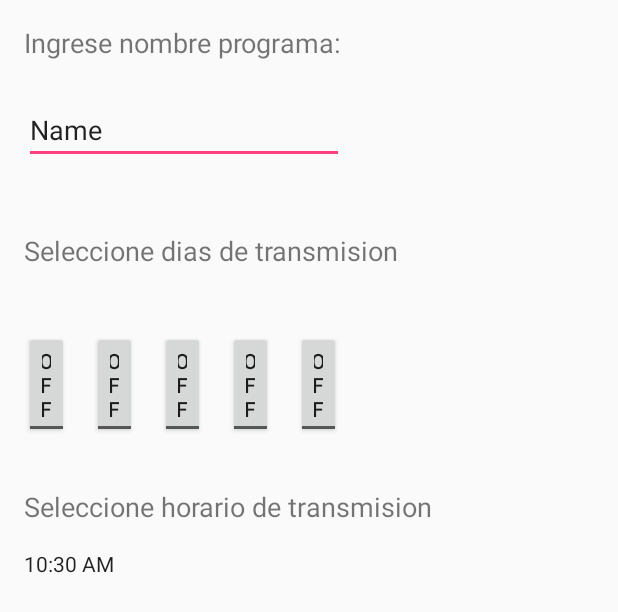
After one commit to dariojolo/ProgramasPartidarios, an Android app: the layout layout_nuevo_programa.xml on its own in the app's theme, with its tools: preview values and no code run, on a phone screen of 412 x 824 dp. The commit adds this screen. Shown: the top 612 px of the screen. Run offline under Robolectric (Android 15) with nearby library versions, the phone set to English and light mode, and no system bars.

Commit message:
Agregrado el alert dialog para agregar programa (falta terminar esa pantalla)

```diff
--- a/app/src/main/java/android/dariojolo/com/ar/programaspartidarios/activities/MainActivity.java
+++ b/app/src/main/java/android/dariojolo/com/ar/programaspartidarios/activities/MainActivity.java
@@ -1,15 +1,21 @@
 package android.dariojolo.com.ar.programaspartidarios.activities;
 
+import android.content.DialogInterface;
 import android.dariojolo.com.ar.programaspartidarios.R;
 import android.dariojolo.com.ar.programaspartidarios.adapters.MyAdapter;
 import android.dariojolo.com.ar.programaspartidarios.models.Programa;
 import android.os.Bundle;
+import android.support.v7.app.AlertDialog;
 import android.support.v7.app.AppCompatActivity;
 import android.support.v7.widget.DefaultItemAnimator;
 import android.support.v7.widget.LinearLayoutManager;
 import android.support.v7.widget.RecyclerView;
+import android.view.LayoutInflater;
 import android.view.Menu;
 import android.view.MenuItem;
+import android.view.View;
+import android.widget.EditText;
+import android.widget.Toast;
 
 import java.util.ArrayList;
 import java.util.List;
@@ -73,12 +79,46 @@ public class MainActivity extends AppCompatActivity {
         }};
     }
     private void addPrograma(int position){
-        programas.add(position, new Programa("Pelicula: " + ++contador, R.drawable.programanuevo));
-        adapter.notifyItemInserted(position);
-        layoutManager.scrollToPosition(0);
+      //  programas.add(position, new Programa("Pelicula: " + ++contador, R.drawable.programanuevo));
+      //  adapter.notifyItemInserted(position);
+      //  layoutManager.scrollToPosition(0);
+        showAlertParaNuevoPrograma("Nuevo programa partidario", "Ingrese nombre del programa");
+
     }
     private void deletePrograma(int position){
         programas.remove(position);
         adapter.notifyItemRemoved(position);
     }
+    //Ventana para agregar un nuevo Programa
+    private void showAlertParaNuevoPrograma(String titulo, String mensaje){
+        AlertDialog.Builder builder = new AlertDialog.Builder(this);
+        if (titulo!= null){
+            builder.setTitle(titulo);
+        }
+        if (mensaje != null){
+            builder.setMessage(mensaje);
+        }
+        View viewInflated = LayoutInflater.from(this).inflate(R.layout.layout_nuevo_programa, null);
+        builder.setView(viewInflated);
+
+        final EditText nombreIngresado = (EditText)viewInflated.findViewById(R.id.edtNombre);
+
+        builder.setPositiveButton("Agregar", new DialogInterface.OnClickListener() {
+            @Override
+            public void onClick(DialogInterface dialog, int which) {
+                String nombreProg = nombreIngresado.getText().toString().trim();
+                if (nombreProg.length()>0){
+                    Toast.makeText(getApplicationContext(),"Nombre de programa: " + nombreProg,Toast.LENGTH_SHORT).show();
+                }else {
+                    Toast.makeText(getApplicationContext(),"El nombre no puede ser vacio",Toast.LENGTH_SHORT).show();
+                }
+            }
+        });
+
+        AlertDialog dialog = builder.create();
+        dialog.show();
+
+
+
+    }
 }
--- a/app/src/main/java/android/dariojolo/com/ar/programaspartidarios/adapters/MyAdapter.java
+++ b/app/src/main/java/android/dariojolo/com/ar/programaspartidarios/adapters/MyAdapter.java
@@ -16,7 +16,7 @@ import com.squareup.picasso.Picasso;
 import java.util.List;
 
 /**
- * Created by rodrigrl on 08/05/2017.
+ * Created by Dario on 08/05/2017.
  */
 
 public class MyAdapter extends RecyclerView.Adapter<MyAdapter.ViewHolder> {
@@ -27,7 +27,8 @@ public class MyAdapter extends RecyclerView.Adapter<MyAdapter.ViewHolder> {
     private Context context;
     private Activity activity;
 
-    public MyAdapter(List<Programa> programas, int list_item_recycler,OnItemClickListener onItemClickListener) {
+
+    public MyAdapter(List<Programa> programas, int layout,OnItemClickListener itemClickListener) {
         this.programas = programas;
         this.layout = layout;
         this.itemClickListener = itemClickListener;
--- /dev/null
+++ b/app/src/main/res/layout/layout_nuevo_programa.xml
@@ -0,0 +1,114 @@
+<?xml version="1.0" encoding="utf-8"?>
+<RelativeLayout xmlns:android="http://schemas.android.com/apk/res/android"
+    xmlns:app="http://schemas.android.com/apk/res-auto"
+    android:orientation="vertical" android:layout_width="match_parent"
+    android:layout_height="match_parent"
+    android:padding="16dp">
+
+    <TextView
+        android:id="@+id/txtNombre"
+        android:layout_width="match_parent"
+        android:layout_height="wrap_content"
+        android:text="Ingrese nombre programa:"
+        android:textSize="18dp"/>
+
+    <EditText
+        android:id="@+id/edtNombre"
+        android:layout_width="wrap_content"
+        android:layout_height="wrap_content"
+        android:layout_marginTop="23dp"
+        android:ems="10"
+        android:inputType="textPersonName"
+        android:text="Name"
+        android:layout_below="@+id/txtNombre"
+        android:layout_alignParentLeft="true"
+        android:layout_alignParentStart="true" />
+
+    <TextView
+        android:id="@+id/txtDias"
+        android:layout_width="wrap_content"
+        android:layout_height="wrap_content"
+        android:layout_alignParentLeft="true"
+        android:layout_alignParentStart="true"
+        android:layout_below="@+id/edtNombre"
+        android:layout_marginTop="45dp"
+        android:textSize="18dp"
+        android:text="Seleccione dias de transmision" />
+
+    <ToggleButton
+        android:id="@+id/btnLunes"
+        android:layout_width="30dp"
+        android:layout_height="wrap_content"
+        android:layout_alignParentLeft="true"
+        android:layout_alignParentStart="true"
+        android:layout_below="@+id/txtDias"
+        android:layout_marginTop="41dp"
+        android:text="Lun" />
+
+    <ToggleButton
+        android:id="@+id/btnMartes"
+        android:layout_width="30dp"
+        android:layout_height="wrap_content"
+        android:text="Mar"
+        android:layout_alignBaseline="@+id/btnLunes"
+        android:layout_alignBottom="@+id/btnLunes"
+        android:layout_toRightOf="@+id/btnLunes"
+        android:layout_toEndOf="@+id/btnLunes"
+        android:layout_marginLeft="15dp"
+        android:layout_marginStart="15dp" />
+
+    <ToggleButton
+        android:id="@+id/btnMiercoles"
+        android:layout_width="30dp"
+        android:layout_height="wrap_content"
+        android:layout_alignTop="@+id/btnMartes"
+        android:layout_toEndOf="@+id/btnMartes"
+        android:text="Mie"
+        android:layout_marginLeft="15dp"
+        android:layout_marginStart="15dp" />
+
+    <ToggleButton
+        android:id="@+id/btnJueves"
+        android:layout_width="30dp"
+        android:layout_height="wrap_content"
+        android:text="Jue"
+        android:layout_alignBaseline="@+id/btnMiercoles"
+        android:layout_alignBottom="@+id/btnMiercoles"
+        android:layout_toRightOf="@+id/btnMiercoles"
+        android:layout_toEndOf="@+id/btnMiercoles"
+        android:layout_marginLeft="15dp"
+        android:layout_marginStart="15dp" />
+
+    <ToggleButton
+        android:id="@+id/btnViernes"
+        android:layout_width="30dp"
+        android:layout_height="wrap_content"
+        android:text="Vie"
+        android:layout_alignBaseline="@+id/btnJueves"
+        android:layout_alignBottom="@+id/btnJueves"
+        android:layout_toRightOf="@+id/btnJueves"
+        android:layout_toEndOf="@+id/btnJueves"
+        android:layout_marginLeft="15dp"
+        android:layout_marginStart="15dp" />
+
+    <TextView
+        android:id="@+id/txtHora"
+        android:layout_width="wrap_content"
+        android:layout_height="wrap_content"
+        android:layout_alignParentLeft="true"
+        android:layout_alignParentStart="true"
+        android:layout_below="@+id/btnLunes"
+        android:layout_marginTop="33dp"
+        android:text="Seleccione horario de transmision"
+        android:textSize="18dp"/>
+
+    <TextClock
+        android:id="@+id/textClock"
+        android:layout_width="wrap_content"
+        android:layout_height="wrap_content"
+        android:layout_alignParentLeft="true"
+        android:layout_alignParentStart="true"
+        android:layout_below="@+id/txtHora"
+        android:layout_marginTop="16dp" />
+
+</RelativeLayout>
```
